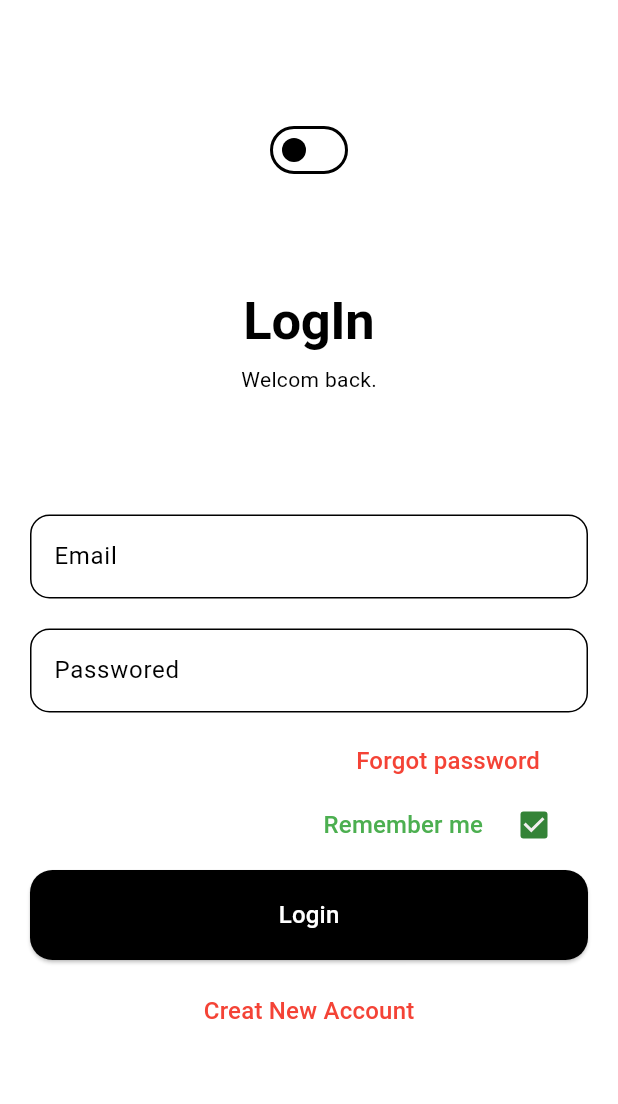
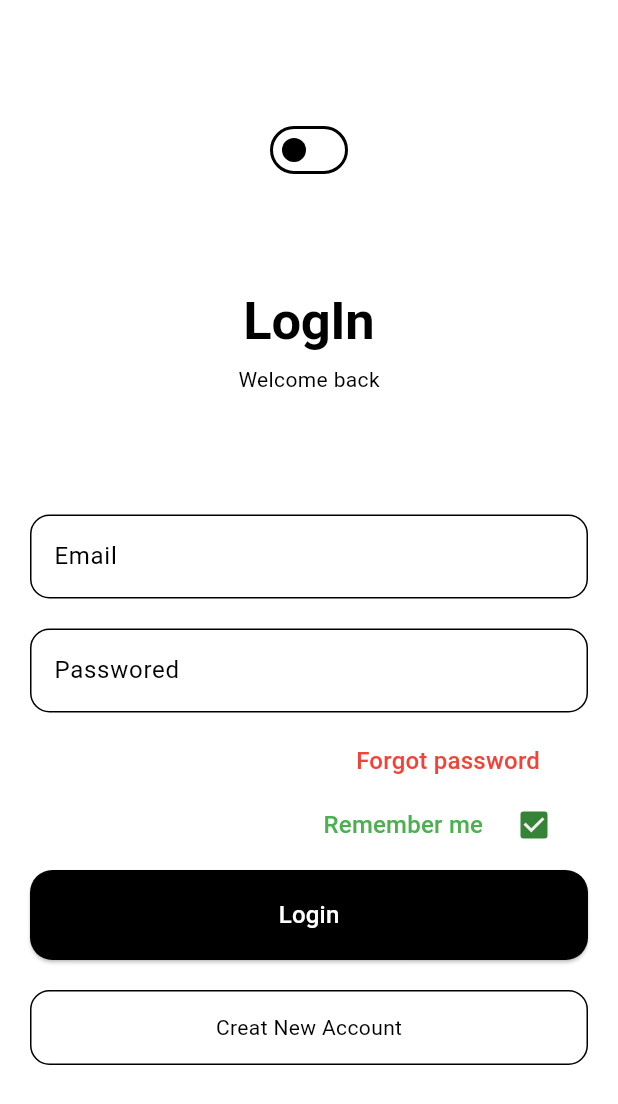
Before and after one commit to AyeshaIdrees123/notes, a Flutter app: the screen it shows after launch, on a phone screen of 412 x 824 dp. Shown: the top 1104 px of the screen. Run offline on Flutter 3.47's test engine with Material 3 defaults, Android fonts, the phone set to English and light mode, and no system bars; our stand-ins replace cloud_firestore, firebase_auth, firebase_core, flutter_bloc, flutter_slidable, shared_preferences; missing offline and left inert: flutter_overlay_loader; accounts and stored records are empty.

Commit message:
update ui of  logIn screen

```diff
--- a/lib/screens/log_in_screen.dart
+++ b/lib/screens/log_in_screen.dart
@@ -154,7 +154,7 @@ class _LoginScreenState extends State<LoginScreen> {
               ),
               const SizedBox(height: 10),
               Text(
-                _isLogin ? "Welcom back." : "SignUp to get started.",
+                _isLogin ? "Welcome back" : "SignUp to get started",
               ),
               const SizedBox(height: 60),
               Form(
@@ -336,9 +336,6 @@ class _LoginScreenState extends State<LoginScreen> {
                               .textTheme
                               .titleMedium
                               ?.copyWith(color: Colors.green),
-                          // style: TextStyle(
-                          //     fontSize: 18,
-                          //     color: Color.fromARGB(255, 52, 131, 55)),
                         ),
                         const SizedBox(
                           width: 10,
@@ -385,42 +382,10 @@ class _LoginScreenState extends State<LoginScreen> {
                           ?.copyWith(color: Colors.white),
                     )),
               ),
-
-              // Container(
-              //   width: double.infinity,
-              //   height: 60,
-              //   decoration: BoxDecoration(
-              //     color: Colors.black,
-              //     borderRadius: BorderRadius.circular(15),
-              //   ),
-              //   child: TextButton(
-              //     onPressed: () async {
-              //       if (_formKey.currentState!.validate()) {
-              //         if (_isRememberMeSelected) {
-              //           await _saveUserCredentials();
-              //         }
-
-              //         if (_isLogin) {
-              //           {
-              //             _logIn();
-              //           }
-              //         } else {
-              //           _signUp();
-              //         }
-              //       }
-              //     },
-              //     child: Text(
-              //       _isLogin ? "Login" : "Sign Up",
-              //       style: const TextStyle(
-              //           fontSize: 15,
-              //           fontWeight: FontWeight.bold,
-              //           color: Colors.white),
-              //     ),
-              //   ),
-              // ),
-              const SizedBox(height: 10),
-              TextButton(
-                  onPressed: () {
+              const SizedBox(height: 20),
+              InkWell(
+                borderRadius: BorderRadius.circular(13),
+                onTap: () {
                   _isLogin = !_isLogin;
 
                   _nameController.clear();
@@ -428,11 +393,33 @@ class _LoginScreenState extends State<LoginScreen> {
                   _passwordController.clear();
                   setState(() {});
                 },
+                child: Container(
+                  height: 50,
+                  width: double.infinity,
+                  decoration: BoxDecoration(
+                      border: Border.all(
+                          color: Theme.of(context).colorScheme.primary),
+                      borderRadius: BorderRadius.circular(13)),
+                  // child: ElevatedButton(
+                  // onPressed: () {
+                  //   _isLogin = !_isLogin;
+
+                  //   _nameController.clear();
+                  //   _emailController.clear();
+                  //   _passwordController.clear();
+                  //   setState(() {});
+                  // },
+                  child: Center(
                     child: Text(
                       _isLogin ? "Creat New Account" : "Go back to Login",
-                    style: Theme.of(context).textTheme.titleMedium,
-                    // style: const TextStyle(color: Colors.red, fontSize: 15),
-                  ))
+                      style: TextStyle(
+                        color: Theme.of(context).colorScheme.primary,
+                      ),
+                    ),
+                  ),
+                ),
+              ),
+              // )
             ],
           ),
         ),
--- a/lib/widgets/app_theme.dart
+++ b/lib/widgets/app_theme.dart
@@ -6,6 +6,7 @@ class AppTheme {
       surface: _surfaceColor,
       onPrimary: _primaryColor,
       onPrimaryFixed: _hintTextColor,
+      primary: Colors.white,
     ),
     useMaterial3: true,
     elevatedButtonTheme: _elevatedButtonTheme,
@@ -20,6 +21,7 @@ class AppTheme {
   final ThemeData lightTheme = ThemeData(
     colorScheme: const ColorScheme.light(
       onPrimaryFixed: _hintTextColor,
+      primary: Colors.black,
       onPrimary: Color.fromARGB(255, 241, 238, 238),
     ),
     useMaterial3: true,
--- a/pubspec.yaml
+++ b/pubspec.yaml
@@ -42,6 +42,7 @@ dependencies:
   flutter_overlay_loader: ^2.0.0
   provider: ^6.1.2
   flutter_bloc: ^8.1.6
+  story_view: ^0.16.5
 
 dev_dependencies:
   flutter_test:
```
Also changed, not shown: pubspec.lock, 1 other file. Lines whose indentation alone changed are shown as unchanged.
